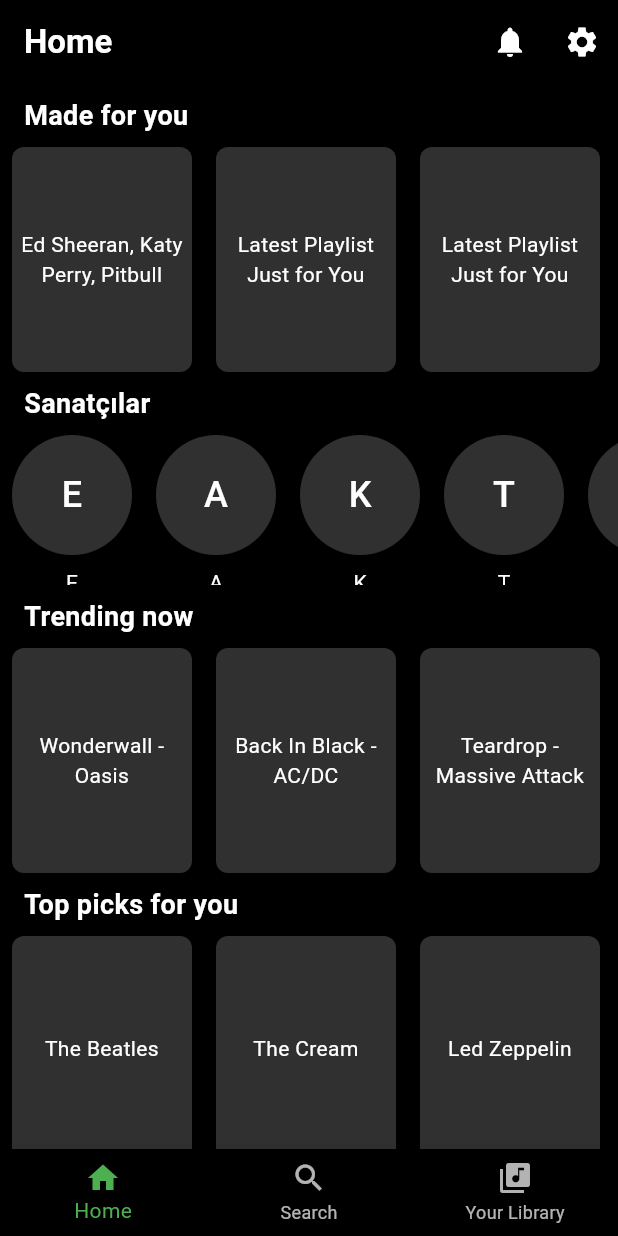
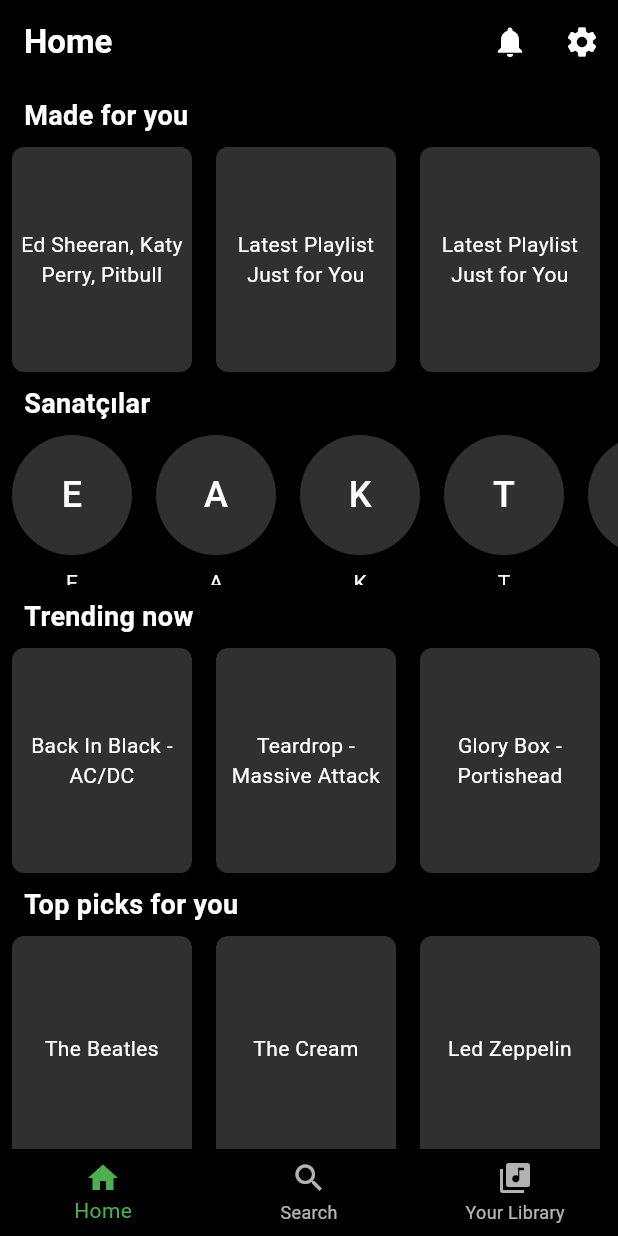
Before and after one commit to zeynepcol/Spotify-Clone-Flutter, a Flutter app: the screen it shows after launch, on a phone screen of 412 x 824 dp. Run offline on Flutter 3.47's test engine with Material 3 defaults, Android fonts, the phone set to English and light mode, and no system bars.

Commit message:
Update home.dart

```diff
--- a/lib/pages/home.dart
+++ b/lib/pages/home.dart
@@ -62,7 +62,6 @@ class _HomePageState extends State<HomePage> {
           SectionTitle(title: 'Trending now'),
           HorizontalList(
             items: [
-              'Wonderwall - Oasis',
               'Back In Black - AC/DC',
               'Teardrop - Massive Attack',
               'Glory Box - Portishead',
```
